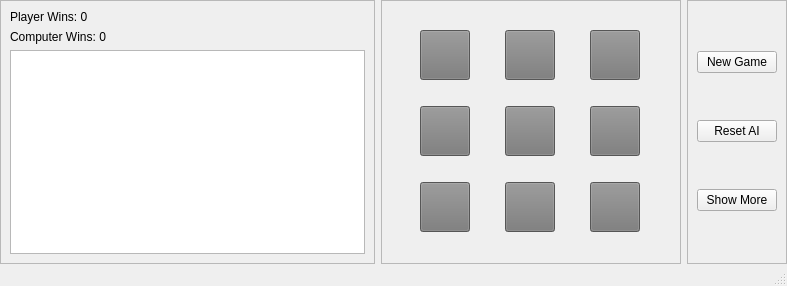
This is gameboard.ui in bkrickjr/python_hexapawn as Qt 5 draws it before an edit. The edited form follows.
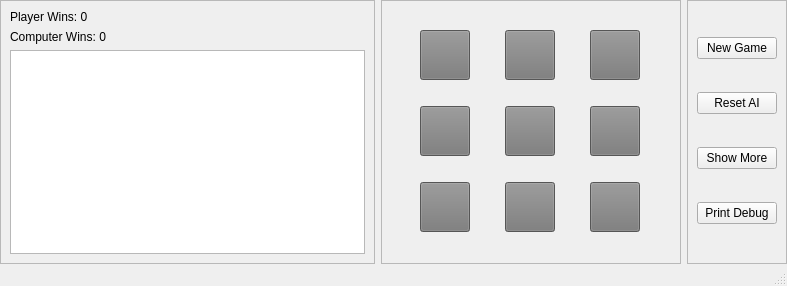
This is the edited form.

What changed in the file:
```diff
--- a/gameboard.ui
+++ b/gameboard.ui
@@ -354,6 +354,13 @@
          </property>
         </widget>
        </item>
+       <item>
+        <widget class="QPushButton" name="btn_debug">
+         <property name="text">
+          <string>Print Debug</string>
+         </property>
+        </widget>
+       </item>
       </layout>
      </widget>
     </item>
```
